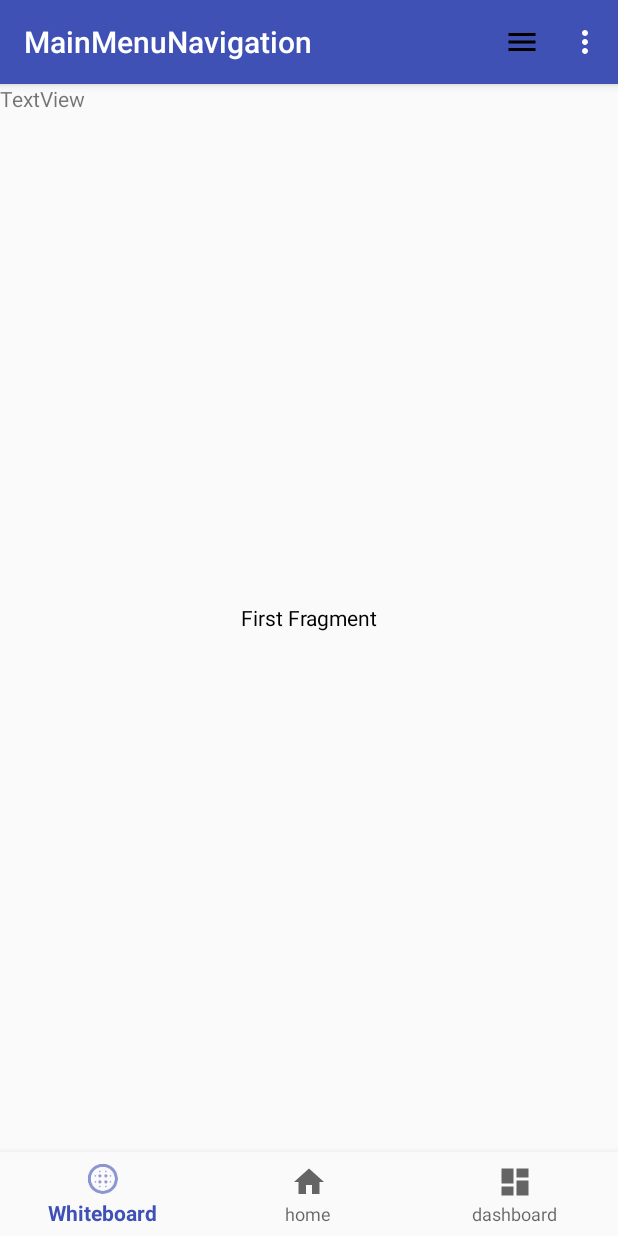
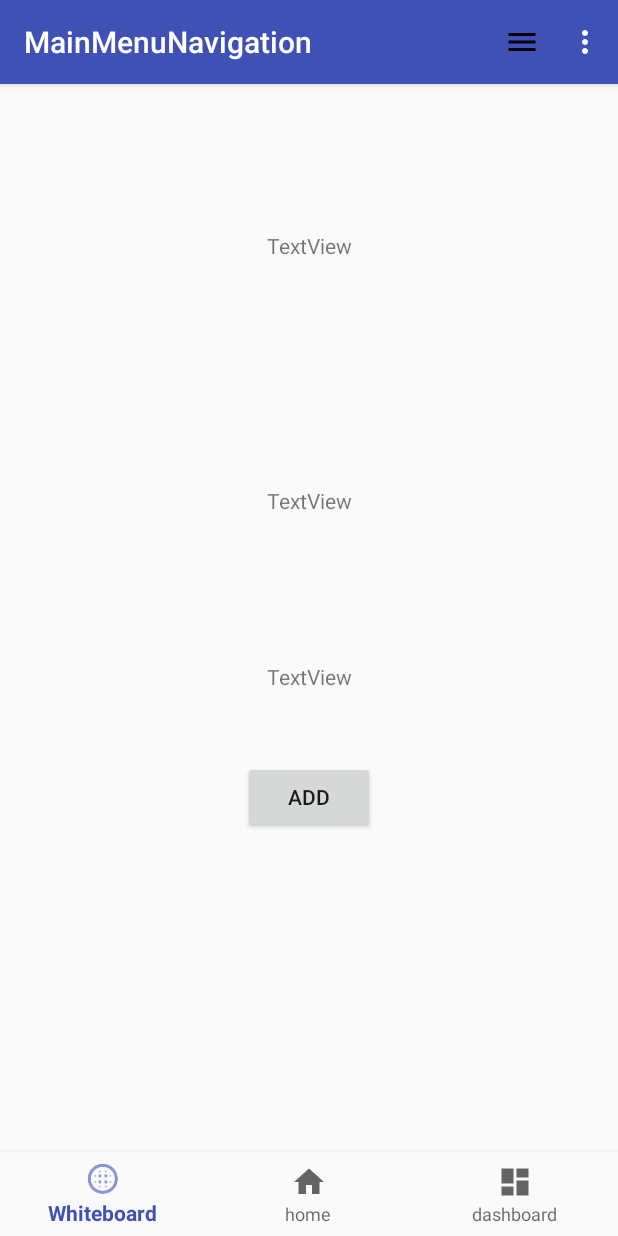
Before and after one commit to Lammasvauva/Deadline, an Android app: the screen it shows after launch (MainMenuNavigation), after a tap on "action_favorite", on a phone screen of 412 x 824 dp. Run offline under Robolectric (Android 15) with nearby library versions, the phone set to English and light mode, and no system bars.

Commit message:
Whiteboard scrolling works

```diff
--- a/app/src/main/res/layout/fragment_first.xml
+++ b/app/src/main/res/layout/fragment_first.xml
@@ -1,4 +1,5 @@
 <FrameLayout xmlns:android="http://schemas.android.com/apk/res/android"
+    xmlns:app="http://schemas.android.com/apk/res-auto"
     xmlns:tools="http://schemas.android.com/tools"
     android:layout_width="match_parent"
     android:layout_height="match_parent"
@@ -9,27 +10,50 @@
         android:layout_width= "match_parent"
         android:layout_height="match_parent"
         android:gravity="center"
-        android:text="First Fragment"
+        android:text=""
          android:textColor="#000000"
         />
 
-    <HorizontalScrollView
+    <ScrollView
         android:layout_width="match_parent"
         android:layout_height="match_parent">
 
         <LinearLayout
             android:layout_width="match_parent"
-            android:layout_height="match_parent"
-            android:orientation="horizontal">
+            android:layout_height="wrap_content"
+            android:orientation="vertical"
+            android:gravity="center"
+            android:weightSum="1">
 
             <TextView
-                android:id="@+id/textView"
-                android:layout_width="383dp"
-                android:layout_height="66dp"
+                android:id="@+id/textView8"
+                android:layout_width="match_parent"
+                android:gravity="center"
+                android:layout_height="216dp"
                 android:text="TextView" />
 
+            <TextView
+                android:id="@+id/textView7"
+                android:layout_width="match_parent"
+                android:gravity="center"
+                android:layout_height="123dp"
+                android:text="TextView" />
+
+            <TextView
+                android:id="@+id/textView6"
+                android:layout_width="match_parent"
+                android:gravity="center"
+                android:layout_height="112dp"
+                android:text="TextView" />
+
+            <Button
+                android:id="@+id/button2"
+                style="@style/Widget.AppCompat.Button"
+                android:layout_width="wrap_content"
+                android:layout_height="wrap_content"
+                android:text="Add" />
         </LinearLayout>
-    </HorizontalScrollView>
+    </ScrollView>
 
 
 </FrameLayout>
```
